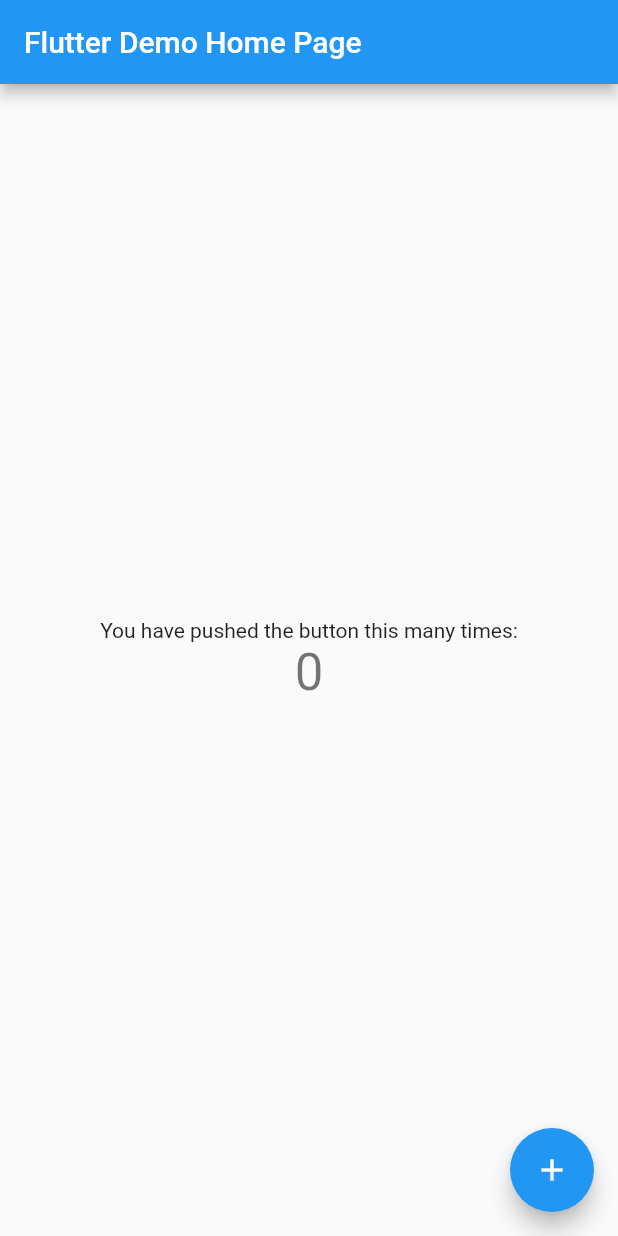
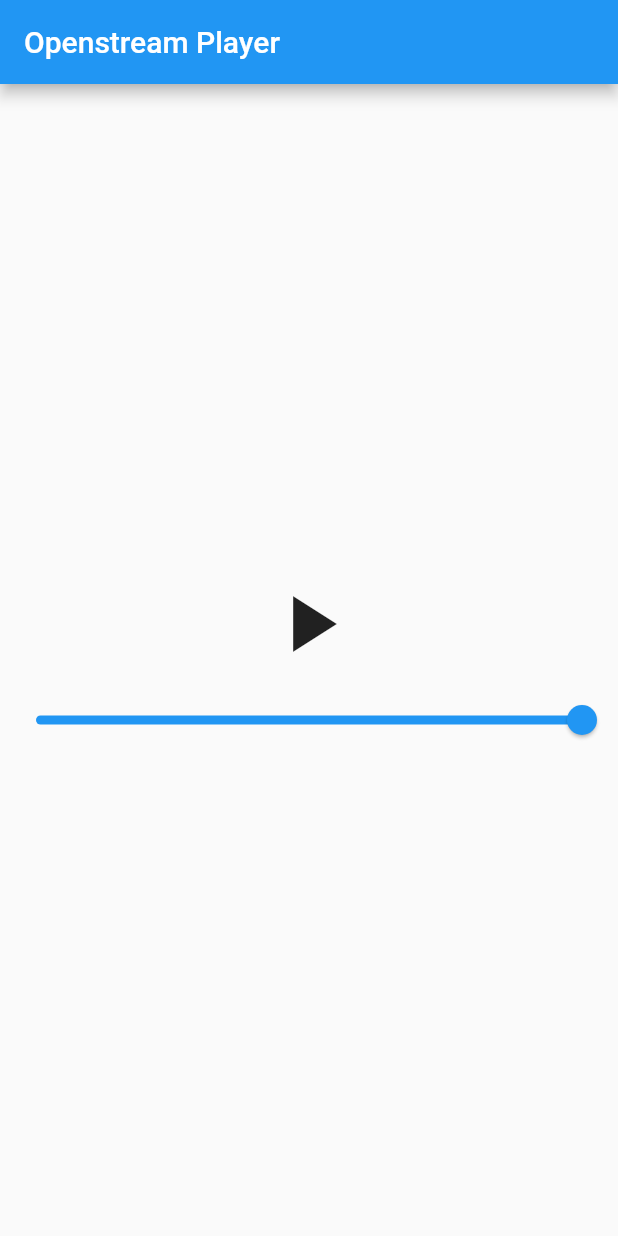
Before and after one commit to removingnest109/openstream, a Flutter app: the screen it shows after launch, on a phone screen of 412 x 824 dp. Run offline on Flutter 3.47's test engine with Material 2 defaults, Android fonts, the phone set to English and light mode, and no system bars; our stand-ins replace just_audio.

Commit message:
test player

```diff
--- a/FlutterApp/lib/main.dart
+++ b/FlutterApp/lib/main.dart
@@ -1,4 +1,5 @@
 import 'package:flutter/material.dart';
+import 'package:just_audio/just_audio.dart';
 
 void main() {
   runApp(const MyApp());
@@ -7,39 +8,20 @@
 class MyApp extends StatelessWidget {
   const MyApp({Key? key}) : super(key: key);
 
-  // This widget is the root of your application.
   @override
   Widget build(BuildContext context) {
     return MaterialApp(
-      title: 'Flutter Demo',
+      title: 'Openstream Player',
       theme: ThemeData(
-        // This is the theme of your application.
-        //
-        // Try running your application with "flutter run". You'll see the
-        // application has a blue toolbar. Then, without quitting the app, try
-        // changing the primarySwatch below to Colors.green and then invoke
-        // "hot reload" (press "r" in the console where you ran "flutter run",
-        // or simply save your changes to "hot reload" in a Flutter IDE).
-        // Notice that the counter didn't reset back to zero; the application
-        // is not restarted.
         primarySwatch: Colors.blue,
       ),
-      home: const MyHomePage(title: 'Flutter Demo Home Page'),
+      home: const MyHomePage(title: 'Openstream Player'),
     );
   }
 }
 
 class MyHomePage extends StatefulWidget {
   const MyHomePage({Key? key, required this.title}) : super(key: key);
-
-  // This widget is the home page of your application. It is stateful, meaning
-  // that it has a State object (defined below) that contains fields that affect
-  // how it looks.
-
-  // This class is the configuration for the state. It holds the values (in this
-  // case the title) provided by the parent (in this case the App widget) and
-  // used by the build method of the State. Fields in a Widget subclass are
-  // always marked "final".
 
   final String title;
 
@@ -48,68 +30,65 @@
 }
 
 class _MyHomePageState extends State<MyHomePage> {
-  int _counter = 0;
+  final AudioPlayer _player = AudioPlayer();
+  bool _isPlaying = false;
+  double _volume = 1.0;
+  final String _testUrl = "http://10.0.2.2:5000/api/tracks/fa1703a9-702d-43a1-b9aa-61f378ae8d68/stream";
 
-  void _incrementCounter() {
+  void _play() async {
+    try {
+      await _player.setUrl(_testUrl);
+      _player.play();
+      setState(() {
+        _isPlaying = true;
+      });
+    } catch (e) {
+      print("Error loading audio source: $e, url: $_testUrl");
+    }
+  }
+
+  void _pause() {
+    _player.pause();
     setState(() {
-      // This call to setState tells the Flutter framework that something has
-      // changed in this State, which causes it to rerun the build method below
-      // so that the display can reflect the updated values. If we changed
-      // _counter without calling setState(), then the build method would not be
-      // called again, and so nothing would appear to happen.
-      _counter++;
+      _isPlaying = false;
+    });
+  }
+
+  void _setVolume(double volume) {
+    _player.setVolume(volume);
+    setState(() {
+      _volume = volume;
     });
   }
 
   @override
+  void dispose() {
+    _player.dispose();
+    super.dispose();
+  }
+
+  @override
   Widget build(BuildContext context) {
-    // This method is rerun every time setState is called, for instance as done
-    // by the _incrementCounter method above.
-    //
-    // The Flutter framework has been optimized to make rerunning build methods
-    // fast, so that you can just rebuild anything that needs updating rather
-    // than having to individually change instances of widgets.
     return Scaffold(
       appBar: AppBar(
-        // Here we take the value from the MyHomePage object that was created by
-        // the App.build method, and use it to set our appbar title.
         title: Text(widget.title),
       ),
       body: Center(
-        // Center is a layout widget. It takes a single child and positions it
-        // in the middle of the parent.
         child: Column(
-          // Column is also a layout widget. It takes a list of children and
-          // arranges them vertically. By default, it sizes itself to fit its
-          // children horizontally, and tries to be as tall as its parent.
-          //
-          // Invoke "debug painting" (press "p" in the console, choose the
-          // "Toggle Debug Paint" action from the Flutter Inspector in Android
-          // Studio, or the "Toggle Debug Paint" command in Visual Studio Code)
-          // to see the wireframe for each widget.
-          //
-          // Column has various properties to control how it sizes itself and
-          // how it positions its children. Here we use mainAxisAlignment to
-          // center the children vertically; the main axis here is the vertical
-          // axis because Columns are vertical (the cross axis would be
-          // horizontal).
           mainAxisAlignment: MainAxisAlignment.center,
           children: <Widget>[
-            const Text(
-              'You have pushed the button this many times:',
+            IconButton(
+              icon: Icon(_isPlaying ? Icons.pause : Icons.play_arrow),
+              iconSize: 64.0,
+              onPressed: _isPlaying ? _pause : _play,
             ),
-            Text(
-              '$_counter',
-              style: Theme.of(context).textTheme.headline4,
+            Slider(
+              value: _volume,
+              onChanged: _setVolume,
             ),
           ],
         ),
       ),
-      floatingActionButton: FloatingActionButton(
-        onPressed: _incrementCounter,
-        tooltip: 'Increment',
-        child: const Icon(Icons.add),
-      ), // This trailing comma makes auto-formatting nicer for build methods.
     );
   }
 }
--- a/FlutterApp/pubspec.yaml
+++ b/FlutterApp/pubspec.yaml
@@ -29,6 +29,9 @@
 dependencies:
   flutter:
     sdk: flutter
+  audio_service: ^0.18.9
+  http: ^0.13.4
+  just_audio: ^0.9.20
 
 
   # The following adds the Cupertino Icons font to your application.
```
Also changed, not shown: FlutterApp/pubspec.lock, 5 other files.
